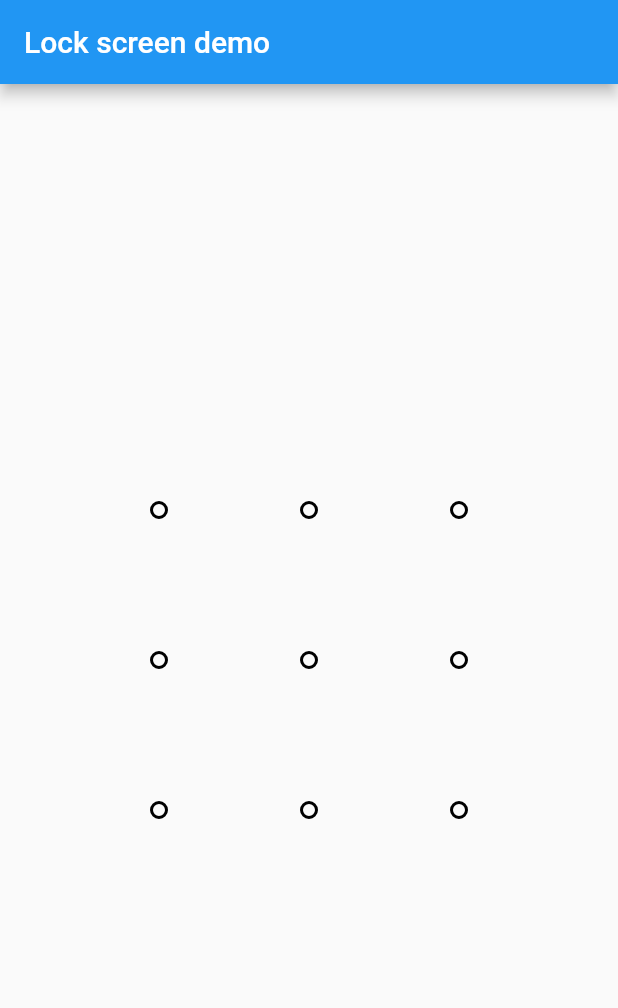
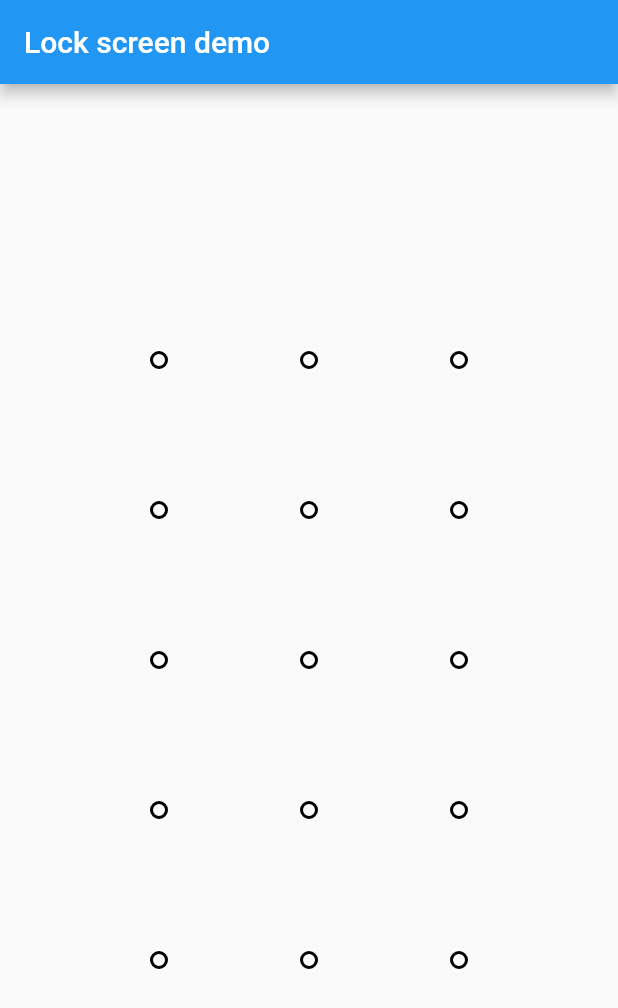
Before and after one commit to ruskakimov/flutter_pattern_lock, a Flutter app: the screen it shows after launch, on a phone screen of 412 x 824 dp. Shown: the top 1008 px of the screen. Run offline on Flutter 3.47's test engine with Material 2 defaults, Android fonts, the phone set to English and light mode, and no system bars; our stand-ins replace vibration.

Commit message:
calculate size based on padding

```diff
--- a/lib/main.dart
+++ b/lib/main.dart
@@ -17,7 +17,7 @@ class MyApp extends StatelessWidget {
         ),
         body: Center(
           child: LockScreen(
-            size: Size.square(300),
+            rowCount: 5,
             password: [0, 1, 2],
           ),
         ),
@@ -33,7 +33,7 @@ class LockScreen extends StatefulWidget {
     this.columnCount = 3,
     this.dotGap = 100,
     this.dotRadius = 5,
-    this.size = const Size(300, 300),
+    this.padding = const EdgeInsets.all(30),
     @required this.password,
   }) : super(key: key);
 
@@ -42,7 +42,7 @@ class LockScreen extends StatefulWidget {
   final int columnCount;
   final double dotGap;
   final double dotRadius;
-  final Size size;
+  final EdgeInsets padding;
   // final Paint dotPaint;
   // final Paint linePaint;
 
@@ -51,24 +51,27 @@ class LockScreen extends StatefulWidget {
 }
 
 class _LockScreenState extends State<LockScreen> {
+  Size _canvasSize;
+
   List<Offset> _dotPositions;
   List<int> _selectedDotIndices = [];
 
   Offset _touchPosition;
   bool _isWrong = false;
 
-  List<Offset> calculateDotPositions() {
+  Size calculateCanvasSize() {
     final gridWidth = widget.dotGap * (widget.columnCount - 1);
     final gridHeight = widget.dotGap * (widget.rowCount - 1);
-    final shift =
-        Offset(widget.size.width - gridWidth, widget.size.height - gridHeight) /
-            2;
+    return Size(gridWidth + widget.padding.horizontal,
+        gridHeight + widget.padding.vertical);
+  }
+
+  List<Offset> calculateDotPositions() {
     List<Offset> dotPositions = [];
-
     for (var r = 0; r < widget.rowCount; r++) {
       for (var c = 0; c < widget.columnCount; c++) {
         final dot = Offset(c * widget.dotGap, r * widget.dotGap);
-        dotPositions.add(dot + shift);
+        dotPositions.add(dot + widget.padding.topLeft);
       }
     }
     return dotPositions;
@@ -94,10 +97,11 @@ class _LockScreenState extends State<LockScreen> {
   }
 
   void onPanEnd(DragEndDetails details) {
-    if (_isWrong) return;
+    if (_isWrong || _selectedDotIndices.isEmpty) return;
     // check selected for correctness if selected is not empty
     // if wrong set _isWrong = true for 1 second, call onWrongEntry
     // else call onCorrectEntry
+    print(_selectedDotIndices);
     setState(() {
       _selectedDotIndices = [];
     });
@@ -106,6 +110,7 @@ class _LockScreenState extends State<LockScreen> {
   @override
   void initState() {
     super.initState();
+    _canvasSize = calculateCanvasSize();
     _dotPositions = calculateDotPositions();
   }
 
@@ -121,7 +126,7 @@ class _LockScreenState extends State<LockScreen> {
           selectedDotIndices: _selectedDotIndices,
           touchPosition: _touchPosition,
         ),
-        size: widget.size,
+        size: _canvasSize,
       ),
     );
   }
```
